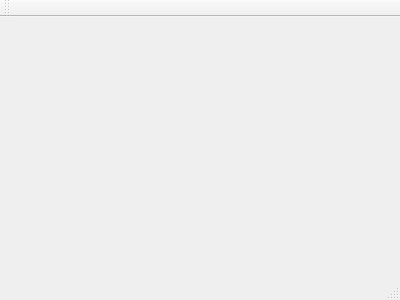
Before: the Qt Designer form glowneokno.ui in wiacekmarcin/StanowiskoChemiczne, drawn with Qt 5.
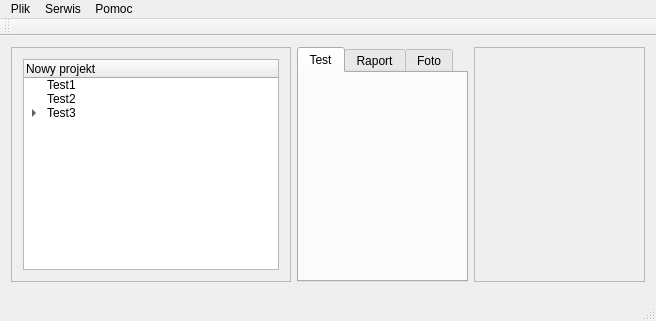
After: the same form once the commit is applied. Custom widgets are drawn as their Qt base class.

The edit to the form file:
```diff
--- a/glowneokno.ui
+++ b/glowneokno.ui
@@ -1,24 +1,271 @@
 <ui version="4.0">
  <class>GlowneOkno</class>
- <widget class="QMainWindow" name="GlowneOkno" >
-  <property name="geometry" >
+ <widget class="QMainWindow" name="GlowneOkno">
+  <property name="geometry">
    <rect>
     <x>0</x>
     <y>0</y>
-    <width>400</width>
-    <height>300</height>
+    <width>656</width>
+    <height>321</height>
    </rect>
   </property>
   <property name="windowTitle" >
    <string>GlowneOkno</string>
   </property>
-  <widget class="QMenuBar" name="menuBar" />
-  <widget class="QToolBar" name="mainToolBar" />
-  <widget class="QWidget" name="centralWidget" />
-  <widget class="QStatusBar" name="statusBar" />
+  <widget class="QWidget" name="centralWidget">
+   <layout class="QGridLayout" name="gridLayout">
+    <item row="0" column="0">
+     <widget class="QFrame" name="frProjekt">
+      <property name="frameShape">
+       <enum>QFrame::StyledPanel</enum>
+      </property>
+      <property name="frameShadow">
+       <enum>QFrame::Raised</enum>
+      </property>
+      <layout class="QHBoxLayout" name="horizontalLayout">
+       <item>
+        <widget class="QTreeWidget" name="treeWidget">
+         <column>
+          <property name="text">
+           <string>Nowy projekt</string>
+          </property>
+          <property name="foreground">
+           <brush brushstyle="NoBrush">
+            <color alpha="255">
+             <red>0</red>
+             <green>0</green>
+             <blue>0</blue>
+            </color>
+           </brush>
+          </property>
+         </column>
+         <item>
+          <property name="text">
+           <string>Test1</string>
+          </property>
+         </item>
+         <item>
+          <property name="text">
+           <string>Test2</string>
+          </property>
+         </item>
+         <item>
+          <property name="text">
+           <string>Test3</string>
+          </property>
+          <item>
+           <property name="text">
+            <string>Raport</string>
+           </property>
+          </item>
+          <item>
+           <property name="text">
+            <string>Zdjęcia</string>
+           </property>
+          </item>
+          <item>
+           <property name="text">
+            <string>Film</string>
+           </property>
+          </item>
+         </item>
+        </widget>
+       </item>
+      </layout>
+     </widget>
+    </item>
+    <item row="0" column="1">
+     <widget class="QTabWidget" name="tabObszarRoboczy">
+      <property name="currentIndex">
+       <number>0</number>
+      </property>
+      <widget class="QWidget" name="tabTest">
+       <attribute name="title">
+        <string>Test</string>
+       </attribute>
+      </widget>
+      <widget class="QWidget" name="tabRaport">
+       <attribute name="title">
+        <string>Raport</string>
+       </attribute>
+      </widget>
+      <widget class="QWidget" name="tabFoto">
+       <attribute name="title">
+        <string>Foto</string>
+       </attribute>
+      </widget>
+     </widget>
+    </item>
+    <item row="0" column="2">
+     <widget class="QFrame" name="frCzujniki">
+      <property name="frameShape">
+       <enum>QFrame::StyledPanel</enum>
+      </property>
+      <property name="frameShadow">
+       <enum>QFrame::Raised</enum>
+      </property>
+      <layout class="QVBoxLayout" name="verticalLayout">
+       <property name="spacing">
+        <number>1</number>
+       </property>
+       <property name="leftMargin">
+        <number>1</number>
+       </property>
+       <property name="topMargin">
+        <number>1</number>
+       </property>
+       <property name="rightMargin">
+        <number>1</number>
+       </property>
+       <property name="bottomMargin">
+        <number>1</number>
+       </property>
+       <item>
+        <widget class="StanCzujnika" name="widget_2" native="true">
+         <property name="sizePolicy">
+          <sizepolicy hsizetype="MinimumExpanding" vsizetype="MinimumExpanding">
+           <horstretch>0</horstretch>
+           <verstretch>0</verstretch>
+          </sizepolicy>
+         </property>
+        </widget>
+       </item>
+       <item>
+        <widget class="StanCzujnika" name="widget" native="true">
+         <property name="sizePolicy">
+          <sizepolicy hsizetype="MinimumExpanding" vsizetype="MinimumExpanding">
+           <horstretch>0</horstretch>
+           <verstretch>0</verstretch>
+          </sizepolicy>
+         </property>
+        </widget>
+       </item>
+      </layout>
+     </widget>
+    </item>
+    <item row="1" column="0" colspan="3">
+     <widget class="QFrame" name="frWyniki">
+      <property name="frameShape">
+       <enum>QFrame::StyledPanel</enum>
+      </property>
+      <property name="frameShadow">
+       <enum>QFrame::Raised</enum>
+      </property>
+     </widget>
+    </item>
+   </layout>
+  </widget>
+  <widget class="QMenuBar" name="menuBar">
+   <property name="geometry">
+    <rect>
+     <x>0</x>
+     <y>0</y>
+     <width>656</width>
+     <height>22</height>
+    </rect>
+   </property>
+   <widget class="QMenu" name="menuPlik">
+    <property name="title">
+     <string>Plik</string>
+    </property>
+    <addaction name="actionNowy_projekt"/>
+    <addaction name="actionNowy_Test"/>
+    <addaction name="separator"/>
+    <addaction name="actionZapisz"/>
+    <addaction name="separator"/>
+    <addaction name="actionDodaj_zdj_cie"/>
+    <addaction name="actionDodaj_film"/>
+    <addaction name="separator"/>
+    <addaction name="actionTw_rz_raport"/>
+    <addaction name="separator"/>
+    <addaction name="actionWyj_cie"/>
+   </widget>
+   <widget class="QMenu" name="menuSerwer">
+    <property name="title">
+     <string>Serwis</string>
+    </property>
+    <addaction name="actionDataq_Card"/>
+    <addaction name="actionDozownik"/>
+   </widget>
+   <widget class="QMenu" name="menuPomoc">
+    <property name="title">
+     <string>Pomoc</string>
+    </property>
+    <addaction name="actionInstrukcja"/>
+   </widget>
+   <addaction name="menuPlik"/>
+   <addaction name="menuSerwer"/>
+   <addaction name="menuPomoc"/>
+  </widget>
+  <widget class="QToolBar" name="mainToolBar">
+   <attribute name="toolBarArea">
+    <enum>TopToolBarArea</enum>
+   </attribute>
+   <attribute name="toolBarBreak">
+    <bool>false</bool>
+   </attribute>
+  </widget>
+  <widget class="QStatusBar" name="statusBar"/>
+  <action name="actionNowy_projekt">
+   <property name="text">
+    <string>Nowy projekt</string>
+   </property>
+  </action>
+  <action name="actionNowy_Test">
+   <property name="text">
+    <string>Nowy Test</string>
+   </property>
+  </action>
+  <action name="actionZapisz">
+   <property name="text">
+    <string>Zapisz</string>
+   </property>
+  </action>
+  <action name="actionDodaj_zdj_cie">
+   <property name="text">
+    <string>Dodaj zdjęcie</string>
+   </property>
+  </action>
+  <action name="actionDodaj_film">
+   <property name="text">
+    <string>Dodaj film</string>
+   </property>
+  </action>
+  <action name="actionTw_rz_raport">
+   <property name="text">
+    <string>Twórz raport</string>
+   </property>
+  </action>
+  <action name="actionWyj_cie">
+   <property name="text">
+    <string>Wyjście</string>
+   </property>
+  </action>
+  <action name="actionDataq_Card">
+   <property name="text">
+    <string>Dataq Card</string>
+   </property>
+  </action>
+  <action name="actionDozownik">
+   <property name="text">
+    <string>Dozownik</string>
+   </property>
+  </action>
+  <action name="actionInstrukcja">
+   <property name="text">
+    <string>Instrukcja</string>
+   </property>
+  </action>
  </widget>
- <layoutDefault spacing="6" margin="11" />
- <pixmapfunction></pixmapfunction>
+ <layoutdefault spacing="6" margin="11"/>
+ <customwidgets>
+  <customwidget>
+   <class>StanCzujnika</class>
+   <extends>QWidget</extends>
+   <header>stanczujnika.h</header>
+   <container>1</container>
+  </customwidget>
+ </customwidgets>
  <resources/>
  <connections/>
 </ui>
```
Left out of the diff: 3 changed lines with no effect on the pictures.
